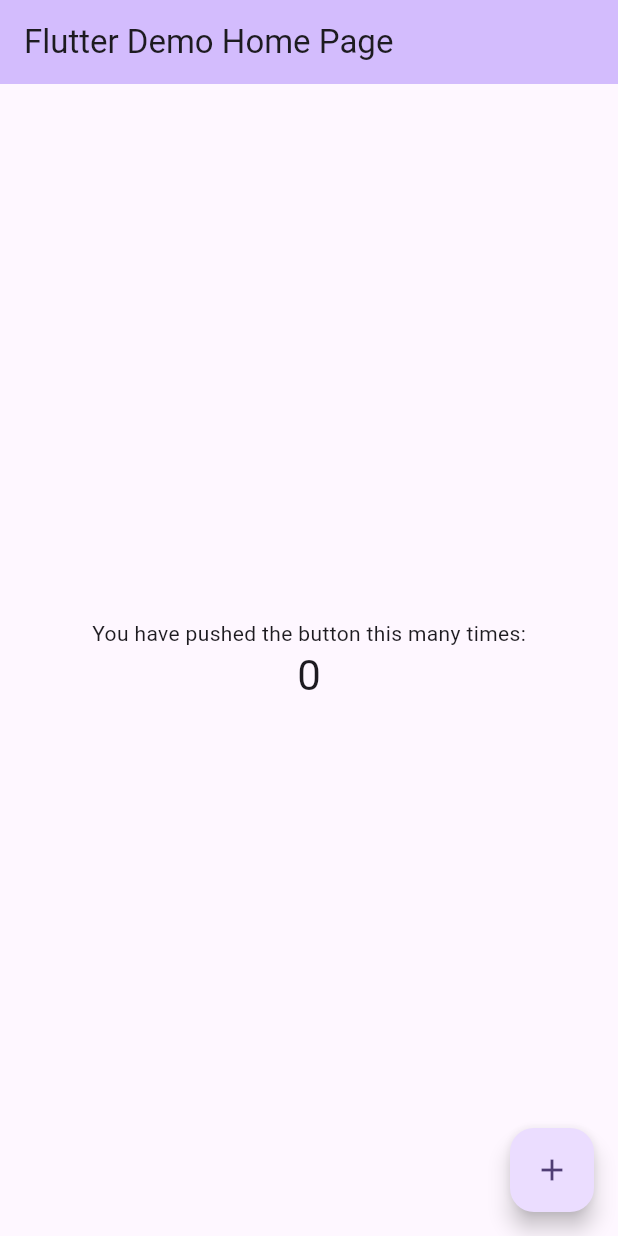
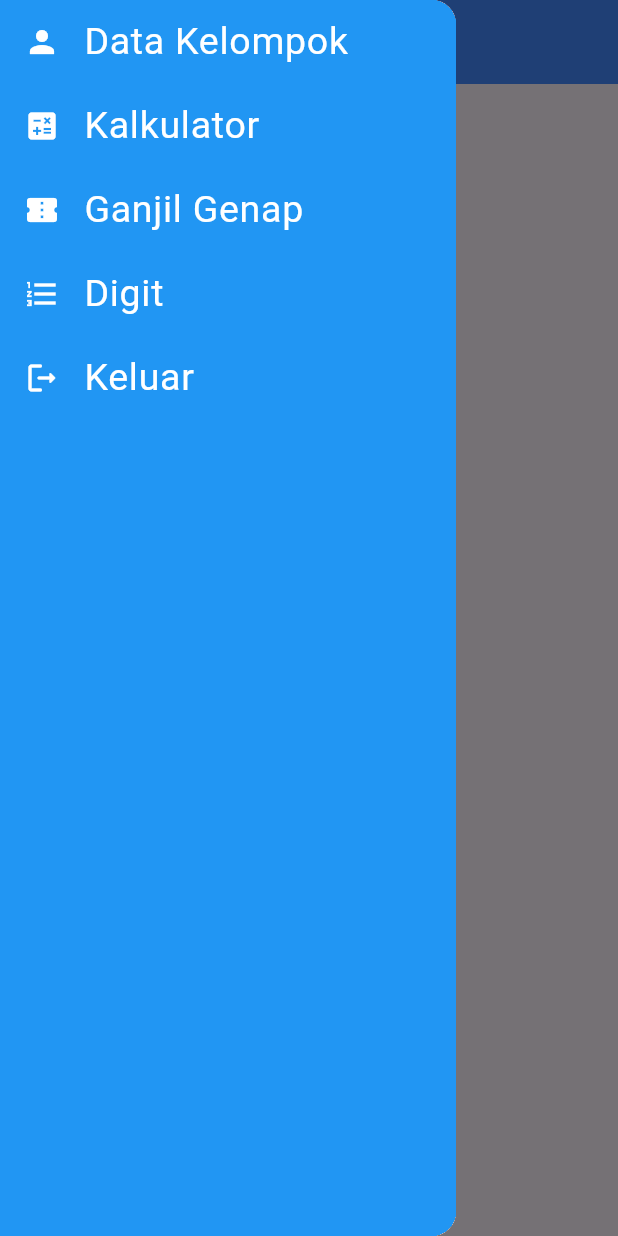
Before and after one commit to Axiorn/flutter-PAM-1, a Flutter app: the screen it shows after launch, with the side drawer open (before the commit the screen has no drawer), on a phone screen of 412 x 824 dp. Run offline on Flutter 3.47's test engine with Material 3 defaults, Android fonts, the phone set to English and light mode, and no system bars.

Commit message:
kurang styling

```diff
--- a/lib/main.dart
+++ b/lib/main.dart
@@ -1,4 +1,5 @@
 import 'package:flutter/material.dart';
+import 'package:tugas1_pam/pages/navbar.dart';
 
 void main() {
   runApp(const MyApp());
@@ -11,112 +12,7 @@ class MyApp extends StatelessWidget {
   @override
   Widget build(BuildContext context) {
     return MaterialApp(
-      title: 'Flutter Demo',
-      theme: ThemeData(
-        // This is the theme of your application.
-        //
-        // TRY THIS: Try running your application with "flutter run". You'll see
-        // the application has a purple toolbar. Then, without quitting the app,
-        // try changing the seedColor in the colorScheme below to Colors.green
-        // and then invoke "hot reload" (save your changes or press the "hot
-        // reload" button in a Flutter-supported IDE, or press "r" if you used
-        // the command line to start the app).
-        //
-        // Notice that the counter didn't reset back to zero; the application
-        // state is not lost during the reload. To reset the state, use hot
-        // restart instead.
-        //
-        // This works for code too, not just values: Most code changes can be
-        // tested with just a hot reload.
-        colorScheme: ColorScheme.fromSeed(seedColor: Colors.deepPurple),
-      ),
-      home: const MyHomePage(title: 'Flutter Demo Home Page'),
+      home: const Navbar(),
     );
   }
 }
-
-class MyHomePage extends StatefulWidget {
-  const MyHomePage({super.key, required this.title});
-
-  // This widget is the home page of your application. It is stateful, meaning
-  // that it has a State object (defined below) that contains fields that affect
-  // how it looks.
-
-  // This class is the configuration for the state. It holds the values (in this
-  // case the title) provided by the parent (in this case the App widget) and
-  // used by the build method of the State. Fields in a Widget subclass are
-  // always marked "final".
-
-  final String title;
-
-  @override
-  State<MyHomePage> createState() => _MyHomePageState();
-}
-
-class _MyHomePageState extends State<MyHomePage> {
-  int _counter = 0;
-
-  void _incrementCounter() {
-    setState(() {
-      // This call to setState tells the Flutter framework that something has
-      // changed in this State, which causes it to rerun the build method below
-      // so that the display can reflect the updated values. If we changed
-      // _counter without calling setState(), then the build method would not be
-      // called again, and so nothing would appear to happen.
-      _counter++;
-    });
-  }
-
-  @override
-  Widget build(BuildContext context) {
-    // This method is rerun every time setState is called, for instance as done
-    // by the _incrementCounter method above.
-    //
-    // The Flutter framework has been optimized to make rerunning build methods
-    // fast, so that you can just rebuild anything that needs updating rather
-    // than having to individually change instances of widgets.
-    return Scaffold(
-      appBar: AppBar(
-        // TRY THIS: Try changing the color here to a specific color (to
-        // Colors.amber, perhaps?) and trigger a hot reload to see the AppBar
-        // change color while the other colors stay the same.
-        backgroundColor: Theme.of(context).colorScheme.inversePrimary,
-        // Here we take the value from the MyHomePage object that was created by
-        // the App.build method, and use it to set our appbar title.
-        title: Text(widget.title),
-      ),
-      body: Center(
-        // Center is a layout widget. It takes a single child and positions it
-        // in the middle of the parent.
-        child: Column(
-          // Column is also a layout widget. It takes a list of children and
-          // arranges them vertically. By default, it sizes itself to fit its
-          // children horizontally, and tries to be as tall as its parent.
-          //
-          // Column has various properties to control how it sizes itself and
-          // how it positions its children. Here we use mainAxisAlignment to
-          // center the children vertically; the main axis here is the vertical
-          // axis because Columns are vertical (the cross axis would be
-          // horizontal).
-          //
-          // TRY THIS: Invoke "debug painting" (choose the "Toggle Debug Paint"
-          // action in the IDE, or press "p" in the console), to see the
-          // wireframe for each widget.
-          mainAxisAlignment: MainAxisAlignment.center,
-          children: <Widget>[
-            const Text('You have pushed the button this many times:'),
-            Text(
-              '$_counter',
-              style: Theme.of(context).textTheme.headlineMedium,
-            ),
-          ],
-        ),
-      ),
-      floatingActionButton: FloatingActionButton(
-        onPressed: _incrementCounter,
-        tooltip: 'Increment',
-        child: const Icon(Icons.add),
-      ), // This trailing comma makes auto-formatting nicer for build methods.
-    );
-  }
-}
--- /dev/null
+++ b/lib/pages/navbar.dart
@@ -0,0 +1,86 @@
+import 'package:flutter/material.dart';
+import 'package:tugas1_pam/pages/testing_page1.dart';
+
+class Navbar extends StatelessWidget {
+  const Navbar({super.key});
+
+  @override
+  Widget build(BuildContext context) {
+    return Scaffold(
+      appBar: AppBar(
+        backgroundColor: Colors.blueAccent,
+        elevation: 0,
+        title: Text("data"),
+      ),
+      drawer: Drawer(
+        child: Container(
+          color: Colors.blue,
+          child: ListView(
+            children: [
+              ListTile(
+                leading: Icon(Icons.person, color: Colors.white),
+                title: Text(
+                  "Data Kelompok",
+                  style: TextStyle(fontSize: 25, color: Colors.white),
+                ),
+                onTap: () {
+                  Navigator.of(context).push(
+                    MaterialPageRoute(builder: (context) => Testingpage1()),
+                  );
+                },
+              ),
+              ListTile(
+                leading: Icon(Icons.calculate, color: Colors.white),
+                title: Text(
+                  "Kalkulator",
+                  style: TextStyle(fontSize: 25, color: Colors.white),
+                ),
+                onTap: () {
+                  Navigator.of(context).push(
+                    MaterialPageRoute(builder: (context) => Testingpage1()),
+                  );
+                },
+              ),
+              ListTile(
+                leading: Icon(Icons.confirmation_number, color: Colors.white),
+                title: Text(
+                  "Ganjil Genap",
+                  style: TextStyle(fontSize: 25, color: Colors.white),
+                ),
+                onTap: () {
+                  Navigator.of(context).push(
+                    MaterialPageRoute(builder: (context) => EvenOddPage()),
+                  );
+                },
+              ),
+              ListTile(
+                leading: Icon(Icons.format_list_numbered, color: Colors.white),
+                title: Text(
+                  "Digit",
+                  style: TextStyle(fontSize: 25, color: Colors.white),
+                ),
+                onTap: () {
+                  Navigator.of(context).push(
+                    MaterialPageRoute(builder: (context) => DigitCounterPage()),
+                  );
+                },
+              ),
+              ListTile(
+                leading: Icon(Icons.logout_rounded, color: Colors.white),
+                title: Text(
+                  "Keluar",
+                  style: TextStyle(fontSize: 25, color: Colors.white),
+                ),
+                onTap: () {
+                  Navigator.of(context).push(
+                    MaterialPageRoute(builder: (context) => Login()),
+                  );
+                },
+              ),
+            ],
+          ),
+        ),
+      ),
+    );
+  }
+}
```
Also changed, not shown: lib/pages/testing_page1.dart (added, +19 -0 lines).
